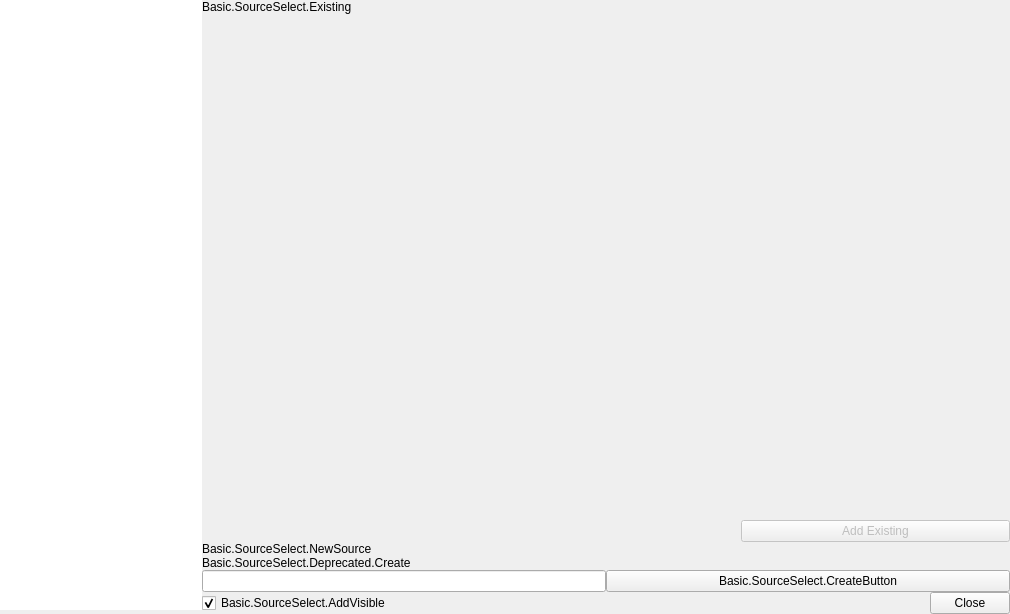
Qt form frontend/forms/OBSBasicSourceSelect.ui (madnesslouca/obsotaku) before a commit.
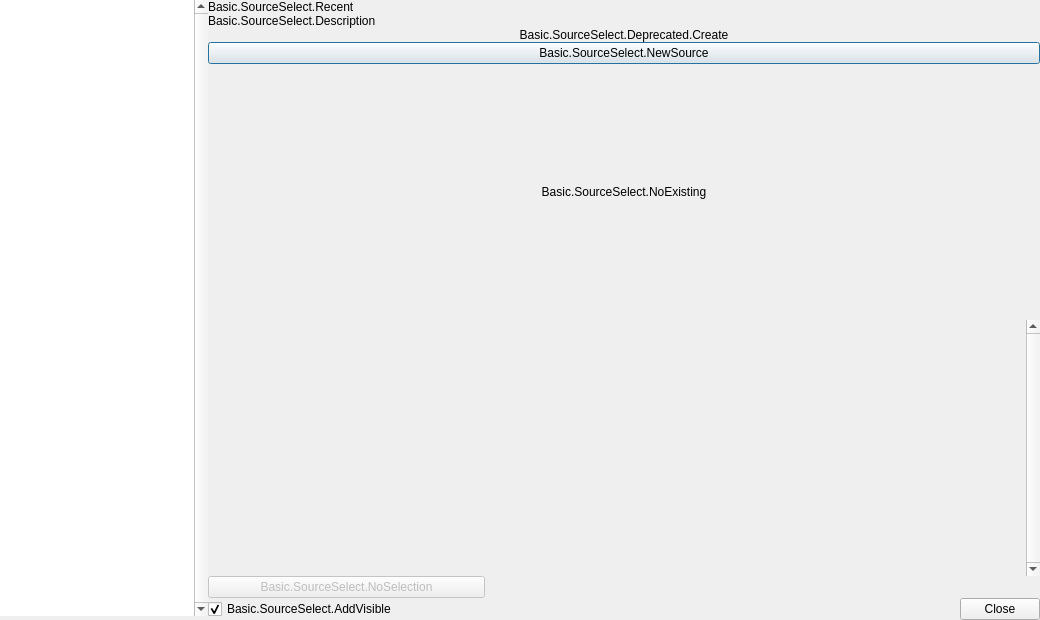
The same form after that commit. Custom widgets are drawn as their Qt base class.

Commit message: frontend: Adjustments to Add Source window

What changed in the file:
```diff
--- a/frontend/forms/OBSBasicSourceSelect.ui
+++ b/frontend/forms/OBSBasicSourceSelect.ui
@@ -9,8 +9,8 @@
    <rect>
     <x>0</x>
     <y>0</y>
-    <width>1010</width>
-    <height>614</height>
+    <width>1040</width>
+    <height>620</height>
    </rect>
   </property>
   <property name="sizePolicy">
@@ -151,6 +151,12 @@
            <property name="lineWidth">
             <number>0</number>
            </property>
+           <property name="verticalScrollBarPolicy">
+            <enum>Qt::ScrollBarAlwaysOn</enum>
+           </property>
+           <property name="horizontalScrollBarPolicy">
+            <enum>Qt::ScrollBarAlwaysOff</enum>
+           </property>
            <property name="sizeAdjustPolicy">
             <enum>QAbstractScrollArea::AdjustToContentsOnFirstShow</enum>
            </property>
@@ -254,7 +260,85 @@
              <number>0</number>
             </property>
             <item>
-             <widget class="QFrame" name="selectExistingFrame">
+             <widget class="QLabel" name="sourceSelectTitle">
+              <property name="text">
+               <string>Basic.SourceSelect.Recent</string>
+              </property>
+              <property name="class" stdset="0">
+               <string>text-title</string>
+              </property>
+             </widget>
+            </item>
+            <item>
+             <widget class="QLabel" name="sourceSelectDescription">
+              <property name="text">
+               <string>Basic.SourceSelect.Description</string>
+              </property>
+              <property name="class" stdset="0">
+               <string>text-small text-muted margin-y</string>
+              </property>
+             </widget>
+            </item>
+            <item>
+             <widget class="QFrame" name="deprecatedFrame">
+              <property name="frameShape">
+               <enum>QFrame::NoFrame</enum>
+              </property>
+              <property name="frameShadow">
+               <enum>QFrame::Plain</enum>
+              </property>
+              <property name="lineWidth">
+               <number>0</number>
+              </property>
+              <property name="class" stdset="0">
+               <string>frame-notice</string>
+              </property>
+              <layout class="QVBoxLayout" name="verticalLayout_3">
+               <property name="spacing">
+                <number>0</number>
+               </property>
+               <property name="leftMargin">
+                <number>0</number>
+               </property>
+               <property name="topMargin">
+                <number>0</number>
+               </property>
+               <property name="rightMargin">
+                <number>0</number>
+               </property>
+               <property name="bottomMargin">
+                <number>0</number>
+               </property>
+               <item>
+                <widget class="QLabel" name="deprecatedCreateLabel">
+                 <property name="sizePolicy">
+                  <sizepolicy hsizetype="MinimumExpanding" vsizetype="Maximum">
+                   <horstretch>0</horstretch>
+                   <verstretch>0</verstretch>
+                  </sizepolicy>
+                 </property>
+                 <property name="frameShape">
+                  <enum>QFrame::NoFrame</enum>
+                 </property>
+                 <property name="frameShadow">
+                  <enum>QFrame::Plain</enum>
+                 </property>
+                 <property name="lineWidth">
+                  <number>0</number>
+                 </property>
+                 <property name="text">
+                  <string>Basic.SourceSelect.Deprecated.Create</string>
+                 </property>
+                 <property name="alignment">
+                  <set>Qt::AlignCenter</set>
+                 </property>
+                </widget>
+               </item>
+              </layout>
+             </widget>
+            </item>
+            <item>
+             <widget class="QFrame" name="selectSourceFrame">
               <property name="accessibleName">
                <string>Basic.SourceSelect.AddExisting</string>
               </property>
@@ -284,18 +368,37 @@
                 <number>0</number>
                </property>
                <item>
-                <widget class="QLabel" name="existingLabel">
+                <widget class="QPushButton" name="createNewSource">
                  <property name="sizePolicy">
-                  <sizepolicy hsizetype="Preferred" vsizetype="Maximum">
+                  <sizepolicy hsizetype="MinimumExpanding" vsizetype="Fixed">
                    <horstretch>0</horstretch>
                    <verstretch>0</verstretch>
                   </sizepolicy>
                  </property>
                  <property name="text">
-                  <string>Basic.SourceSelect.Existing</string>
+                  <string>Basic.SourceSelect.NewSource</string>
                  </property>
                  <property name="class" stdset="0">
-                  <string>text-title</string>
+                  <string>btn-create-new</string>
+                 </property>
+                </widget>
+               </item>
+               <item>
+                <widget class="QLabel" name="noExistingLabel">
+                 <property name="sizePolicy">
+                  <sizepolicy hsizetype="Preferred" vsizetype="MinimumExpanding">
+                   <horstretch>0</horstretch>
+                   <verstretch>0</verstretch>
+                  </sizepolicy>
+                 </property>
+                 <property name="text">
+                  <string>Basic.SourceSelect.NoExisting</string>
+                 </property>
+                 <property name="alignment">
+                  <set>Qt::AlignCenter</set>
+                 </property>
+                 <property name="class" stdset="0">
+                  <string>text-muted</string>
                  </property>
                 </widget>
                </item>
@@ -313,6 +416,9 @@
                  <property name="lineWidth">
                   <number>0</number>
                  </property>
+                 <property name="verticalScrollBarPolicy">
+                  <enum>Qt::ScrollBarAlwaysOn</enum>
+                 </property>
                  <property name="horizontalScrollBarPolicy">
                   <enum>Qt::ScrollBarAlwaysOff</enum>
                  </property>
@@ -327,8 +433,8 @@
                    <rect>
                     <x>0</x>
                     <y>0</y>
-                    <width>800</width>
-                    <height>510</height>
+                    <width>819</width>
+                    <height>250</height>
                    </rect>
                   </property>
                   <property name="autoFillBackground">
@@ -401,32 +507,6 @@
                   <property name="bottomMargin">
                    <number>0</number>
                   </property>
-                  <item>
-                   <spacer name="horizontalSpacer_4">
-                    <property name="orientation">
-                     <enum>Qt::Horizontal</enum>
-                    </property>
-                    <property name="sizeHint" stdset="0">
-                     <size>
-                      <width>40</width>
-                      <height>10</height>
-                     </size>
-                    </property>
-                   </spacer>
-                  </item>
-                  <item>
-                   <spacer name="horizontalSpacer_3">
-                    <property name="orientation">
-                     <enum>Qt::Horizontal</enum>
-                    </property>
-                    <property name="sizeHint" stdset="0">
-                     <size>
-                      <width>259</width>
-                      <height>10</height>
-                     </size>
-                    </property>
-                   </spacer>
-                  </item>
                   <item>
                    <widget class="QPushButton" name="addExistingButton">
                     <property name="enabled">
@@ -439,130 +519,38 @@
                      </sizepolicy>
                     </property>
                     <property name="text">
-                     <string>Add Existing</string>
+                     <string>Basic.SourceSelect.NoSelection</string>
                     </property>
                     <property name="class" stdset="0">
                      <string>button-primary</string>
                     </property>
                    </widget>
                   </item>
-                 </layout>
-                </widget>
-               </item>
-              </layout>
-             </widget>
-            </item>
-            <item>
-             <widget class="QFrame" name="createNewFrame">
-              <property name="frameShape">
-               <enum>QFrame::NoFrame</enum>
-              </property>
-              <property name="frameShadow">
-               <enum>QFrame::Plain</enum>
-              </property>
-              <property name="lineWidth">
-               <number>0</number>
-              </property>
-              <property name="class" stdset="0">
-               <string>dialog-container dialog-frame</string>
-              </property>
-              <layout class="QVBoxLayout" name="verticalLayout_3">
-               <property name="spacing">
-                <number>0</number>
-               </property>
-               <property name="leftMargin">
-                <number>0</number>
-               </property>
-               <property name="topMargin">
-                <number>0</number>
-               </property>
-               <property name="rightMargin">
-                <number>0</number>
-               </property>
-               <property name="bottomMargin">
-                <number>0</number>
-               </property>
-               <item>
-                <widget class="QLabel" name="label">
-                 <property name="text">
-                  <string>Basic.SourceSelect.NewSource</string>
-                 </property>
-                 <property name="class" stdset="0">
-                  <string>text-title</string>
-                 </property>
-                </widget>
-               </item>
-               <item>
-                <widget class="QLabel" name="deprecatedCreateLabel">
-                 <property name="frameShape">
-                  <enum>QFrame::NoFrame</enum>
-                 </property>
-                 <property name="frameShadow">
-                  <enum>QFrame::Plain</enum>
-                 </property>
-                 <property name="lineWidth">
-                  <number>0</number>
-                 </property>
-                 <property name="text">
-                  <string>Basic.SourceSelect.Deprecated.Create</string>
-                 </property>
-                </widget>
-               </item>
-               <item>
-                <widget class="QFrame" name="frame">
-                 <property name="frameShape">
-                  <enum>QFrame::NoFrame</enum>
-                 </property>
-                 <property name="frameShadow">
-                  <enum>QFrame::Plain</enum>
-                 </property>
-                 <property name="lineWidth">
-                  <number>0</number>
-                 </property>
-                 <layout class="QHBoxLayout" name="horizontalLayout_3">
-                  <property name="spacing">
-                   <number>0</number>
-                  </property>
-                  <property name="leftMargin">
-                   <number>0</number>
-                  </property>
-                  <property name="topMargin">
-                   <number>0</number>
-                  </property>
-                  <property name="rightMargin">
-                   <number>0</number>
-                  </property>
-                  <property name="bottomMargin">
-                   <number>0</number>
-                  </property>
                   <item>
-                   <widget class="QLineEdit" name="newSourceName">
-                    <property name="sizePolicy">
-                     <sizepolicy hsizetype="MinimumExpanding" vsizetype="Fixed">
-                      <horstretch>0</horstretch>
-                      <verstretch>0</verstretch>
-                     </sizepolicy>
+                   <spacer name="horizontalSpacer_4">
+                    <property name="orientation">
+                     <enum>Qt::Horizontal</enum>
                     </property>
-                    <property name="accessibleName">
-                     <string>Basic.SourceSelect.Accessible.SourceName</string>
+                    <property name="sizeHint" stdset="0">
+                     <size>
+                      <width>40</width>
+                      <height>10</height>
+                     </size>
                     </property>
-                   </widget>
+                   </spacer>
                   </item>
                   <item>
-                   <widget class="QPushButton" name="createNewSource">
-                    <property name="sizePolicy">
-                     <sizepolicy hsizetype="MinimumExpanding" vsizetype="Fixed">
-                      <horstretch>0</horstretch>
-                      <verstretch>0</verstretch>
-                     </sizepolicy>
+                   <spacer name="horizontalSpacer_3">
+                    <property name="orientation">
+                     <enum>Qt::Horizontal</enum>
                     </property>
-                    <property name="text">
-                     <string>Basic.SourceSelect.CreateButton</string>
+                    <property name="sizeHint" stdset="0">
+                     <size>
+                      <width>259</width>
+                      <height>10</height>
+                     </size>
                     </property>
-                    <property name="class" stdset="0">
-                     <string>button-primary margin-left</string>
-                    </property>
-                   </widget>
+                   </spacer>
                   </item>
                  </layout>
                 </widget>
```
Left out of the diff: 9 changed lines with no effect on the pictures. The commit also changes 3 other files.
